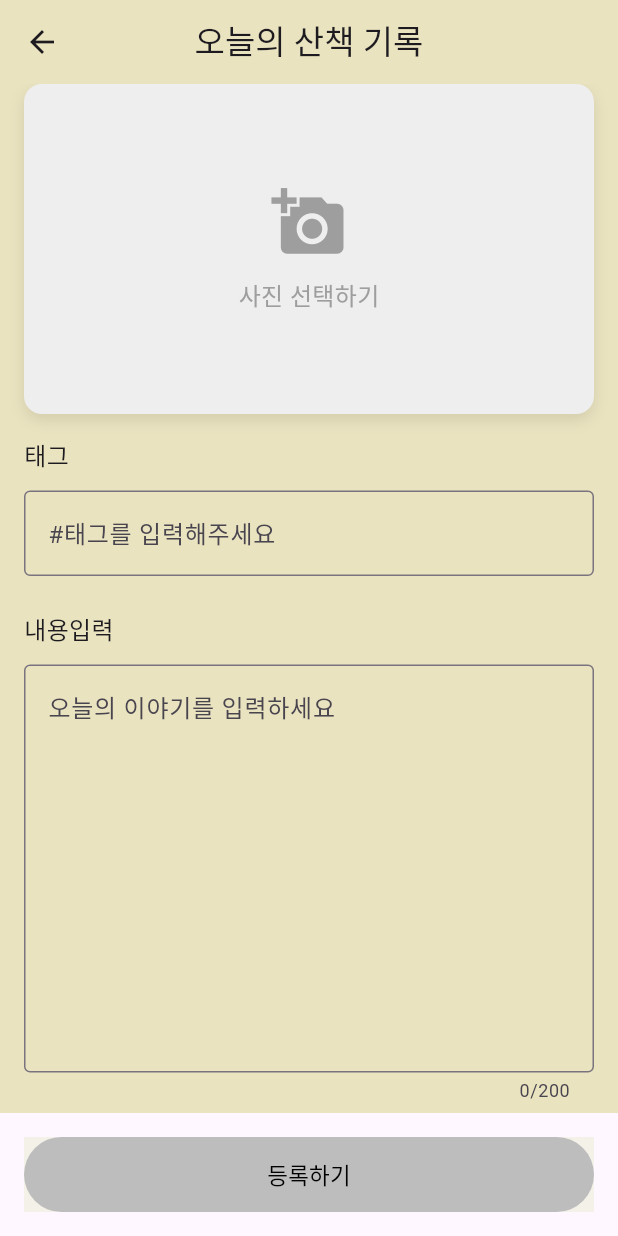
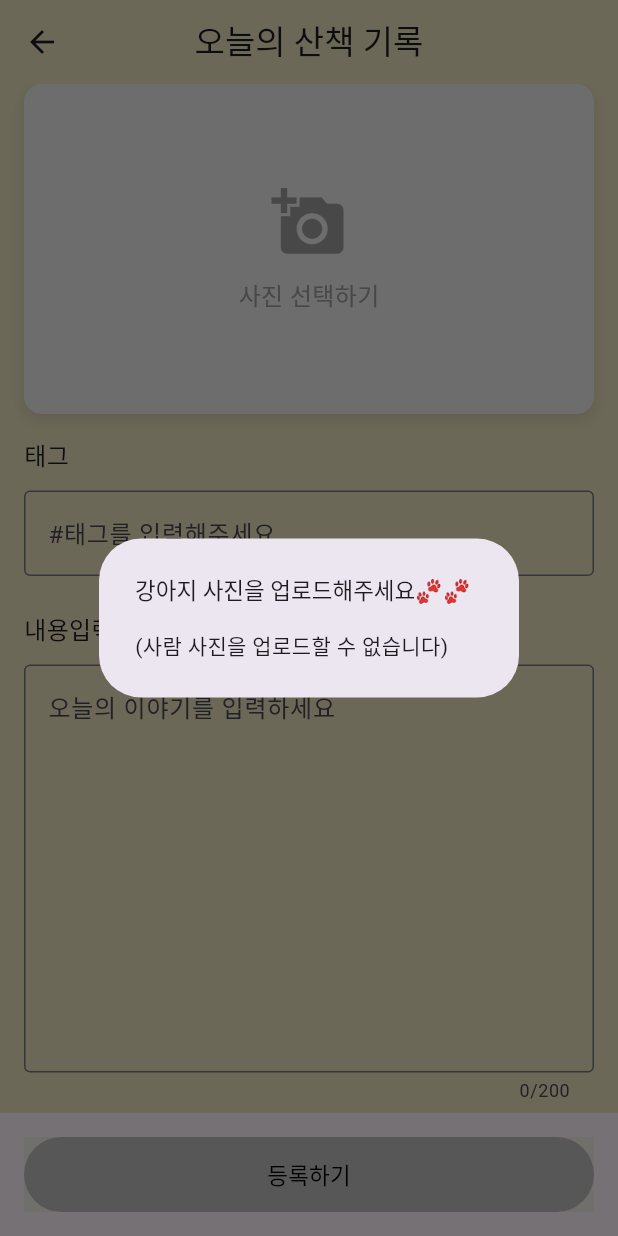
Before and after one commit to sparta-flutter-6th/gangaji-pul, a Flutter app: the WritingPage screen opened directly, after a tap on "사진 선택하기", on a phone screen of 412 x 824 dp. Run offline on Flutter 3.47's test engine with Material 3 defaults, Android fonts, the phone set to English and light mode, and no system bars; our stand-ins replace cloud_firestore, firebase_auth, firebase_core, flutter_riverpod, google_sign_in, image_picker; missing offline and left inert: tflite_flutter, yolo_helper; accounts and stored records are empty; generated files the repository leaves out were written again.

Commit message:
feat : 검증이미지 불러오기

```diff
--- a/lib/presentation/view/writing_page.dart
+++ b/lib/presentation/view/writing_page.dart
@@ -1,7 +1,6 @@
 import 'dart:io';
-
 import 'package:flutter/material.dart';
-import 'package:image_picker/image_picker.dart';
+import 'package:gangaji_pul/presentation/view_model/writing_view_model.dart';
 
 class WritingPage extends StatefulWidget {
   const WritingPage({super.key});
@@ -11,49 +10,38 @@ class WritingPage extends StatefulWidget {
 }
 
 class _WritingPageState extends State<WritingPage> {
-  File? selectedImage;
-  bool isImageValid = false; // AI 필터 통과 여부
+  final WritingViewModel viewModel = WritingViewModel();
 
-  // 나중에 ViewModel로 분리 가능
-  Future<void> pickAndValidateImage() async {
-    final picked = await ImagePicker().pickImage(source: ImageSource.gallery);
-    if (picked == null) return;
+  @override
+  void initState() {
+    super.initState();
+    viewModel.init();
+  }
 
-    final image = File(picked.path);
+  Future<void> handlePickImage() async {
+    setState(() {
+      viewModel.isLoading = true;
+    });
 
-    // 임시 분석 결과 (나중에 실제 API 연결)
-    final result = await mockAnalyzeImage(image);
+    final isValid = await viewModel.pickAndValidateImage();
 
-    final isDog = result['dog'] ?? false;
-    final isGrass = result['grass'] ?? false;
-    final isPerson = result['person'] ?? false;
+    setState(() {
+      viewModel.isLoading = false;
+    });
 
-    if (isDog && isGrass && !isPerson) {
-      setState(() {
-        selectedImage = image;
-        isImageValid = true;
-      });
-    } else {
+    if (!isValid) {
       showDialog(
         context: context,
-        builder:
-            (_) => AlertDialog(
-              title: const Text("사진 조건 불충족"),
-              content: const Text("강아지와 잔디가 있어야 하며, 사람이 나오면 안 됩니다."),
-              actions: [
-                TextButton(
-                  onPressed: () => Navigator.pop(context),
-                  child: const Text("확인"),
+        builder: (_) => const AlertDialog(
+          title: Text("강아지 사진을 업로드해주세요🐾🐾",
+        style: TextStyle(fontSize: 15),
           ),
-              ],
+          content: Text("(사람 사진을 업로드할 수 없습니다)"),
         ),
       );
+    } else {
+      setState(() {}); // 선택된 이미지 갱신
     }
-  }
-
-  Future<Map<String, bool>> mockAnalyzeImage(File image) async {
-    await Future.delayed(const Duration(seconds: 1));
-    return {'dog': true, 'grass': true, 'person': false};
   }
 
   @override
@@ -61,62 +49,20 @@ class _WritingPageState extends State<WritingPage> {
     return Scaffold(
       appBar: AppBar(
         title: const Text('오늘의 산책 기록'),
-        backgroundColor: Color(0xFFEAE3C0),
+        backgroundColor: const Color(0xFFEAE3C0),
         centerTitle: true,
       ),
       body: SingleChildScrollView(
         child: Container(
-          color: Color(0xFFEAE3C0),
+          color: const Color(0xFFEAE3C0),
           child: Column(
             children: [
-              // 사진 영역
               GestureDetector(
-                // onTap: () async {
-                //   await pickAndValidateImage();
-                // },
-                onTap: () async {
-                  final picker = ImagePicker();
-                  final picked = await picker.pickImage(
-                    source: ImageSource.gallery,
-                  );
-                  if (picked == null) return;
-
-                  final image = File(picked.path);
-                  final result = await mockAnalyzeImage(image);
-
-                  final isDog = result['dog'] ?? false;
-                  final isGrass = result['grass'] ?? false;
-                  final isPerson = result['person'] ?? false;
-
-                  if (isDog && isGrass && !isPerson) {
-                    setState(() {
-                      selectedImage = image;
-                      isImageValid = true;
-                    });
-                  } else {
-                    setState(() {
-                      isImageValid = false;
-                    });
-                    showDialog(
-                      context: context,
-                      builder:
-                          (_) => AlertDialog(
-                            title: const Text("사진 조건 불충족"),
-                            content: const Text(
-                              "강아지와 잔디가 있어야 하며, 사람은 나오면 안 됩니다.",
-                            ),
-                            actions: [
-                              TextButton(
-                                onPressed: () => Navigator.pop(context),
-                                child: const Text("확인"),
-                              ),
-                            ],
-                          ),
-                    );
-                  }
-                },
-
-                child: Container(
+                onTap: handlePickImage,
+                child: Stack(
+                  alignment: Alignment.center,
+                  children: [
+                    Container(
                       height: 220,
                       width: double.infinity,
                       margin: const EdgeInsets.symmetric(horizontal: 16),
@@ -125,18 +71,17 @@ class _WritingPageState extends State<WritingPage> {
                         borderRadius: BorderRadius.circular(12),
                         boxShadow: [
                           BoxShadow(
-                        color: Color.fromRGBO(0, 0, 0, 0.1),
+                            color: const Color.fromRGBO(0, 0, 0, 0.1),
                             blurRadius: 8,
                             offset: const Offset(0, 4),
                           ),
                         ],
                       ),
-                  child:
-                      selectedImage != null
+                      child: viewModel.selectedImage != null
                           ? ClipRRect(
                               borderRadius: BorderRadius.circular(12),
                               child: Image.file(
-                              selectedImage!,
+                                viewModel.selectedImage!,
                                 width: double.infinity,
                                 height: 220,
                                 fit: BoxFit.cover,
@@ -163,9 +108,11 @@ class _WritingPageState extends State<WritingPage> {
                               ),
                             ),
                     ),
+                    if (viewModel.isLoading)
+                      const CircularProgressIndicator(color: Colors.brown),
+                  ],
                 ),
-
-              // 입력 영역
+              ),
               Container(
                 padding: const EdgeInsets.all(16),
                 child: Column(
@@ -174,16 +121,17 @@ class _WritingPageState extends State<WritingPage> {
                     const Text('태그', style: TextStyle(fontSize: 16)),
                     const SizedBox(height: 12),
                     TextField(
+                      controller: viewModel.tagController,
                       decoration: const InputDecoration(
                         border: OutlineInputBorder(),
                         hintText: '#태그를 입력해주세요',
                       ),
                     ),
                     const SizedBox(height: 24),
-
                     const Text('내용입력', style: TextStyle(fontSize: 16)),
                     const SizedBox(height: 12),
                     TextField(
+                      controller: viewModel.contentController,
                       maxLines: 10,
                       maxLength: 200,
                       decoration: const InputDecoration(
@@ -199,22 +147,25 @@ class _WritingPageState extends State<WritingPage> {
           ),
         ),
       ),
-      //고정 버튼
       bottomNavigationBar: Padding(
         padding: const EdgeInsets.all(16.0),
         child: Container(
-          color: Color(0xFFF4F1E9),
+          color: const Color(0xFFF4F1E9),
           width: double.infinity,
           height: 50,
           child: ElevatedButton(
-            onPressed:
-                isImageValid
+            onPressed: viewModel.isImageValid
                 ? () {
-                      // 저장 로직
+                    final tags = viewModel.tagController.text.trim();
+                    final content = viewModel.contentController.text.trim();
+
+                    ScaffoldMessenger.of(context).showSnackBar(
+                      const SnackBar(content: Text("등록 준비 완료")),
+                    );
                   }
-                    : null, // 조건 미충족 시 비활성화
+                : null,
             style: ElevatedButton.styleFrom(
-              backgroundColor: Color(0xFF8B6B4F),
+              backgroundColor: const Color(0xFF8B6B4F),
               disabledBackgroundColor: Colors.grey[400],
             ),
             child: const Text(
--- a/lib/presentation/view_model/writing_view_model.dart
+++ b/lib/presentation/view_model/writing_view_model.dart
@@ -1,19 +1,31 @@
 import 'dart:io';
 import 'package:flutter/material.dart';
-import 'package:gangaji_pul/domain/repository/ai_image_repository.dart';
+import 'package:image_picker/image_picker.dart';
+import 'package:gangaji_pul/service/yolo/yolo_detection.dart';
 
-class WritingViewModel extends ChangeNotifier {
-  final AiImageRepository aiRepo;
+class WritingViewModel {
+  final YoloDetection aiService = YoloDetection();
+  final TextEditingController tagController = TextEditingController();
+  final TextEditingController contentController = TextEditingController();
 
-  WritingViewModel(this.aiRepo);
+  File? selectedImage;
+  bool isImageValid = false;
+  bool isLoading = false;
 
-  Future<bool> validateImage(File image) async {
-    final result = await aiRepo.analyze(image);
+  Future<void> init() async {
+    await aiService.init();
+  }
 
-    final isDog = result['dog'] ?? false;
-    final isGrass = result['grass'] ?? false;
-    final isPerson = result['person'] ?? false;
+  Future<bool> pickAndValidateImage() async {
+    final picker = ImagePicker();
+    final picked = await picker.pickImage(source: ImageSource.gallery);
+    if (picked == null) return false;
 
-    return isDog && isGrass && !isPerson;
+    final image = File(picked.path);
+    final isValid = await aiService.validateImage(image);
+
+    isImageValid = isValid;
+    selectedImage = isValid ? image : null;
+    return isValid;
   }
 }
```
Lines whose indentation alone changed are shown as unchanged.
